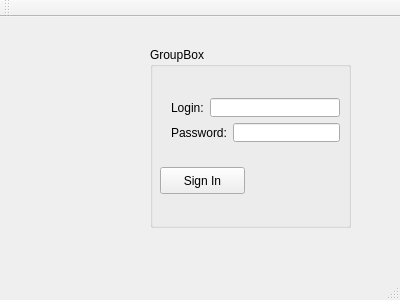
This is QtLesson11/mainwindow.ui in johnny897/QtLessons as Qt 5 draws it before an edit. The edited form follows.
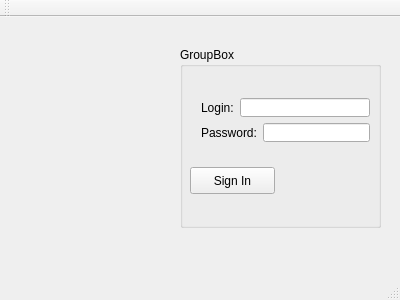
This is the edited form.

Patch:
```diff
--- a/QtLesson11/mainwindow.ui
+++ b/QtLesson11/mainwindow.ui
@@ -17,7 +17,7 @@
    <widget class="QGroupBox" name="groupBox">
     <property name="geometry">
      <rect>
-      <x>150</x>
+      <x>180</x>
       <y>30</y>
       <width>201</width>
       <height>181</height>
@@ -80,6 +80,22 @@
      </layout>
     </widget>
    </widget>
+   <widget class="QLabel" name="label_pic">
+    <property name="geometry">
+     <rect>
+      <x>20</x>
+      <y>30</y>
+      <width>151</width>
+      <height>151</height>
+     </rect>
+    </property>
+    <property name="text">
+     <string/>
+    </property>
+    <property name="scaledContents">
+     <bool>true</bool>
+    </property>
+   </widget>
   </widget>
   <widget class="QMenuBar" name="menuBar">
    <property name="geometry">
```
